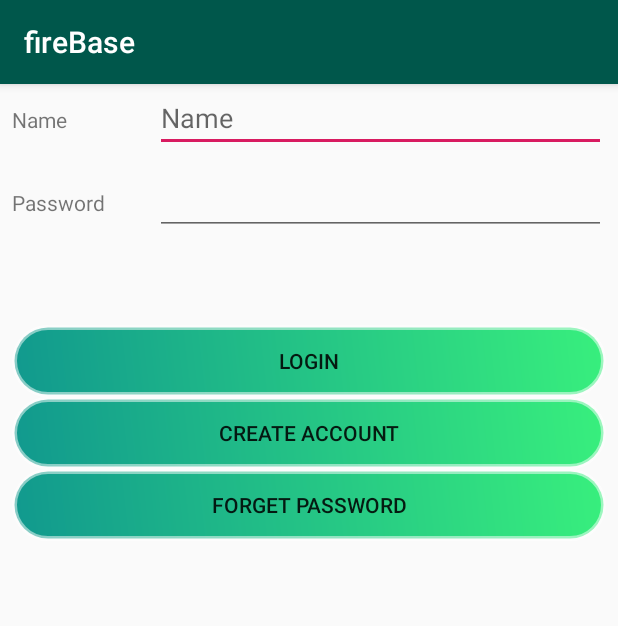
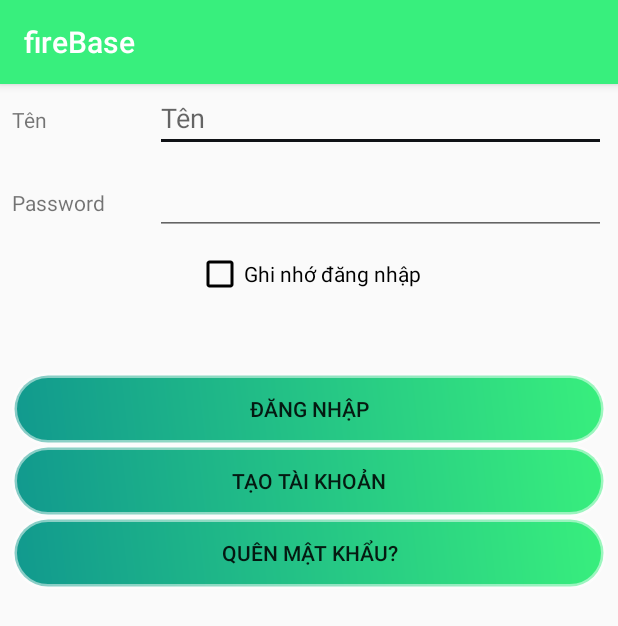
Before and after one commit to nguyenngochoang/BKU-MusicApp, an Android app: the screen it shows after launch (MainActivity), on a phone screen of 412 x 824 dp. Shown: the top 626 px of the screen. Run offline under Robolectric (Android 15) with nearby library versions, the phone set to English and light mode, and no system bars; our stand-ins replace Firebase (no records; nobody signed in at launch, a user with empty details on screens opened directly).

Commit message:
User's remember me  function

```diff
--- a/app/src/main/java/com/example/firebase/MainActivity.java
+++ b/app/src/main/java/com/example/firebase/MainActivity.java
@@ -1,10 +1,14 @@
 package com.example.firebase;
 
+import android.app.Activity;
 import android.app.AlertDialog;
 import android.content.DialogInterface;
 import android.content.Intent;
+import android.content.res.ColorStateList;
+import android.graphics.Color;
 import android.os.Handler;
 import android.support.annotation.NonNull;
+import android.support.v4.widget.CompoundButtonCompat;
 import android.support.v7.app.AppCompatActivity;
 import android.os.Bundle;
 import android.util.Log;
@@ -17,6 +21,7 @@ import com.google.firebase.database.FirebaseDatabase;
 import com.google.firebase.database.Query;
 import com.google.firebase.database.ValueEventListener;
 
+import android.widget.CheckBox;
 import android.widget.EditText;
 import android.widget.TextView;
 import android.widget.Toast;
@@ -30,8 +35,10 @@ public class MainActivity extends AppCompatActivity {
 
     EditText editText ;
     Aleart aleart;
+    CheckBox checkBox;
 
     public DatabaseReference mDatabase;
+    public DatabaseReference autoLoginDatabase;
 
 
     @Override
@@ -53,18 +60,21 @@ public class MainActivity extends AppCompatActivity {
         super.onCreate(savedInstanceState);
         setContentView(R.layout.activity_main);
 //        setContentView(R.layout.content_user_information);
+        checkBox = findViewById(R.id.rememberBox);
         mDatabase = FirebaseDatabase.getInstance().getReference();
+        autoLoginDatabase = FirebaseDatabase.getInstance().getReference();
+        autoLogin();
+        Intent getIntent = getIntent();
 
-
-        Intent getIntent = getIntent();
-//        nameSaved = getIntent.getStringExtra("nameV");
         onActivityResult(1,RESULT_OK,getIntent);
 
         editText = findViewById(R.id.name);
 
-
-
-
+        //------- change checkBox's color when checked -----------------------------
+        int states[][] = {{android.R.attr.state_checked}, {}};
+        int colors[] = {Color.RED, Color.BLACK};
+        CompoundButtonCompat.setButtonTintList(checkBox, new ColorStateList(states, colors));
+        //-------- end of change checkBox's color when checked ----------------------
     }
 
 
@@ -95,6 +105,41 @@ public class MainActivity extends AppCompatActivity {
     }
 
 
+    public void saveAutoLogin(final User user){
+
+
+        autoLoginDatabase.addListenerForSingleValueEvent(new ValueEventListener() {
+            @Override
+            public void onDataChange(@NonNull DataSnapshot dataSnapshot) {
+                autoLoginDatabase.child("autoLogin").setValue(user);
+            }
+
+            @Override
+            public void onCancelled(@NonNull DatabaseError databaseError) {
+
+            }
+        });
+    }
+
+    public void autoLogin(){
+        autoLoginDatabase.addListenerForSingleValueEvent(new ValueEventListener() {
+            @Override
+            public void onDataChange(@NonNull DataSnapshot dataSnapshot) {
+                if(dataSnapshot.hasChild("autoLogin")){
+                    User user = dataSnapshot.child("autoLogin").getValue(User.class);
+                    if(dataSnapshot.hasChild(user.name)){
+                        goToInfoPage(user);
+                    }
+                }
+
+            }
+
+            @Override
+            public void onCancelled(@NonNull DatabaseError databaseError) {
+
+            }
+        });
+    }
 
     public void onGetData(View view) {
         final EditText name = findViewById(R.id.name);
@@ -143,6 +188,11 @@ public class MainActivity extends AppCompatActivity {
                         User user = dataSnapshot.child(nameV).getValue(User.class);
 //                        Log.w("vcl",passValue);
                         if(user.password.equals(passValue)){
+                            if(checkBox.isChecked()){
+
+                                saveAutoLogin(user);
+                            }
+
                             aleart = new Aleart(2,getString(R.string.successful)+" "+user.name,MainActivity.this,"","");
                             goToInfoPage(user);
 
@@ -155,7 +205,7 @@ public class MainActivity extends AppCompatActivity {
 
                     }
                     else{
-                        aleart = new Aleart(1," ",MainActivity.this,"","");
+                        aleart = new Aleart(1,getString(R.string.wrongInfo),MainActivity.this,"","");
 
                     }
 
--- a/app/src/main/java/com/example/firebase/SignUpActivity.java
+++ b/app/src/main/java/com/example/firebase/SignUpActivity.java
@@ -328,6 +328,7 @@ public class SignUpActivity extends AppCompatActivity {
                 public void onDataChange(@NonNull DataSnapshot dataSnapshot) {
                     if(dataSnapshot.hasChild(nameV)){
                         aleart = new Aleart(1,getString(R.string.error),SignUpActivity.this,"","");
+
                     }
                     else{
                         try{
--- a/app/src/main/res/layout/activity_main.xml
+++ b/app/src/main/res/layout/activity_main.xml
@@ -74,6 +74,14 @@
                 android:visibility="visible" />
         </LinearLayout>
 
+        <CheckBox
+            android:id="@+id/rememberBox"
+            android:layout_width="wrap_content"
+            android:layout_height="wrap_content"
+            android:layout_gravity="center"
+            android:text="@string/rememberMe"
+            />
+
         <LinearLayout
             android:layout_width="match_parent"
             android:layout_height="match_parent"
--- a/app/src/main/res/values/colors.xml
+++ b/app/src/main/res/values/colors.xml
@@ -1,6 +1,7 @@
 <?xml version="1.0" encoding="utf-8"?>
 <resources >
-    <color name="colorPrimary">#16E612</color>
-    <color name="colorPrimaryDark">#00574B</color>
-    <color name="colorAccent">#D81B60</color>
+    <color name="colorPrimary">#11998e</color>
+    <color name="colorPrimaryLight">#38EF7D</color>
+    <color name="colorBlack">#101216</color>
+    <color name="RED">#FF1A1A</color>
 </resources>
--- a/app/src/main/res/values/strings.xml
+++ b/app/src/main/res/values/strings.xml
@@ -2,24 +2,25 @@
 
     <!--String related to main screen -->
     <string name="app_name">fireBase</string>
-    <string name="name">Name</string>
+    <string name="name">Tên</string>
     <string name="pass">Password</string>
-    <string name="login">Login</string>
-    <string name="forget">Forget Password</string>
-    <string name="create">Create Account</string>
+    <string name="login">Đăng nhập</string>
+    <string name="forget">Quên mật khẩu?</string>
+    <string name="create">Tạo tài khoản</string>
     <string name="error">Tên đã có người sử dụng</string>
     <string name="ok">OK</string>
     <string name="wrongInfo">Thông tin đăng nhập không chính xác, vui lòng kiếm tra lại </string>
     <string name="successful">Đăng nhập thành công,xin chào</string>
     <string name="title_activity_sign_up">Sign up</string>
+    <string name="rememberMe">Ghi nhớ đăng nhập</string>
 
     <!--End of main screen -->
 
     <!-- Strings related to login -->
     <string name="prompt_email">Email đã dùng để đăng kí tài khoản</string>
     <string name="prompt_password">Password</string>
-    <string name="action_sign_in">Register</string>
-    <string name="action_sign_in_short">Sign in</string>
+    <string name="action_sign_in">Đăng kí</string>
+    <string name="action_sign_in_short">Đăng kí tài khoản</string>
     <string name="username">Tên đăng nhập</string>
     <string name="date">Ngày tháng năm sinh :</string>
     <string name="male">Nam</string>
@@ -46,6 +47,7 @@
     <string name="role">Loại tài khoản : </string>
     <string name="updateInfo">Chỉnh sửa thông tin</string>
     <string name="action_settings">what</string>
+    <string name="logout">Đăng xuất</string>
     <!--End of userInformation-->
 
     <!--String related to change info-->
--- a/app/src/main/res/values/styles.xml
+++ b/app/src/main/res/values/styles.xml
@@ -4,11 +4,11 @@
     <style name="AppTheme" parent="Theme.AppCompat.Light.DarkActionBar">
         <!-- Customize your theme here. -->
         <!--Title bar-->
-        <item name="colorPrimary">@color/colorPrimaryDark</item>
+        <item name="colorPrimary">@color/colorPrimaryLight</item>
         <!--above title bar-->
         <item name="colorPrimaryDark">@color/colorPrimary</item>
         <!--edit text when focus-->
-        <item name="colorAccent">@color/colorAccent</item>
+        <item name="colorAccent">@color/colorBlack</item>
     </style>
 
     <style name="AppTheme.NoActionBar">
```
Also changed, not shown: app/src/main/java/com/example/firebase/UserInformation.java (+26 -4 lines), app/src/main/res/layout/activity_user_information.xml (+22 -17 lines), app/src/main/res/layout/content_user_information.xml (+22 -4 lines), 267 other files.
